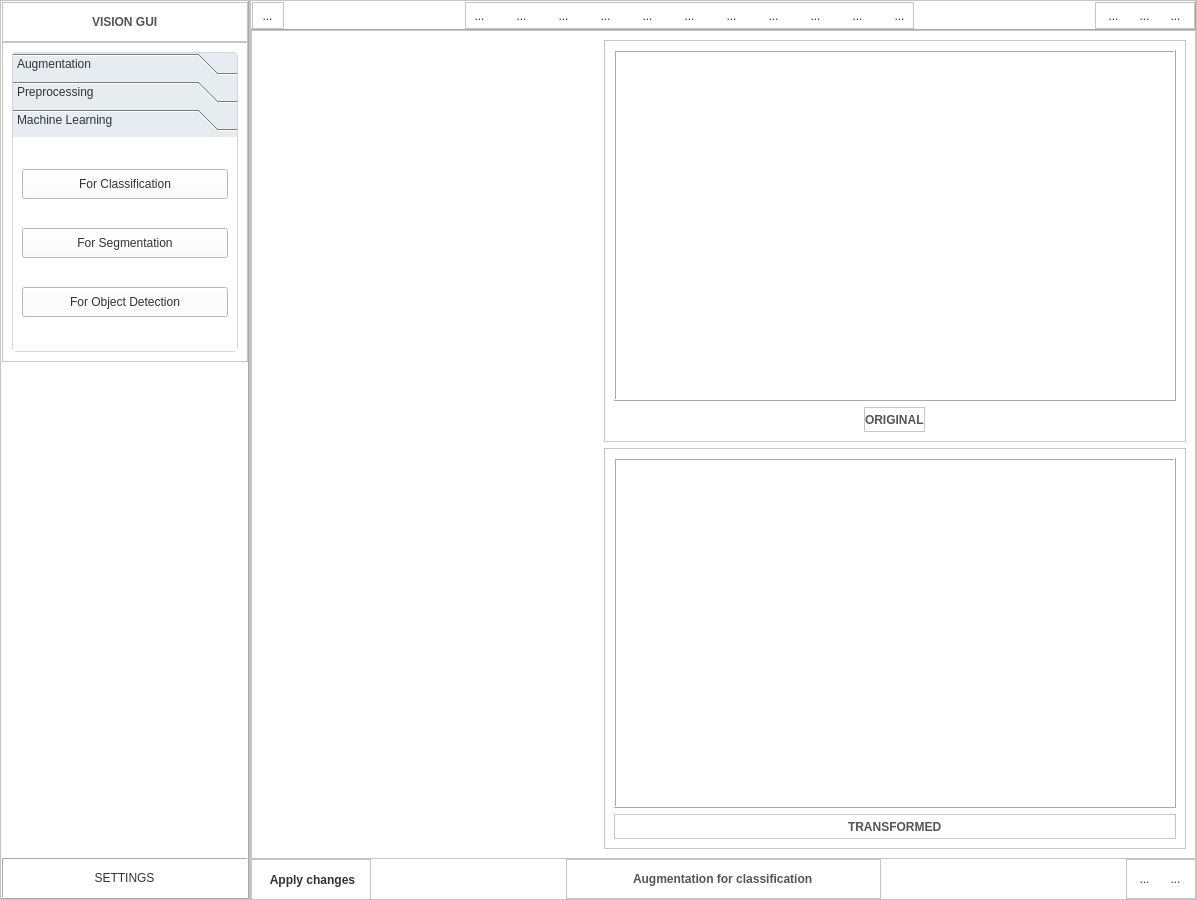
First picture: the form in main_ui.ui, repository huyhoang-mike/Vison_GUI, before the edit.
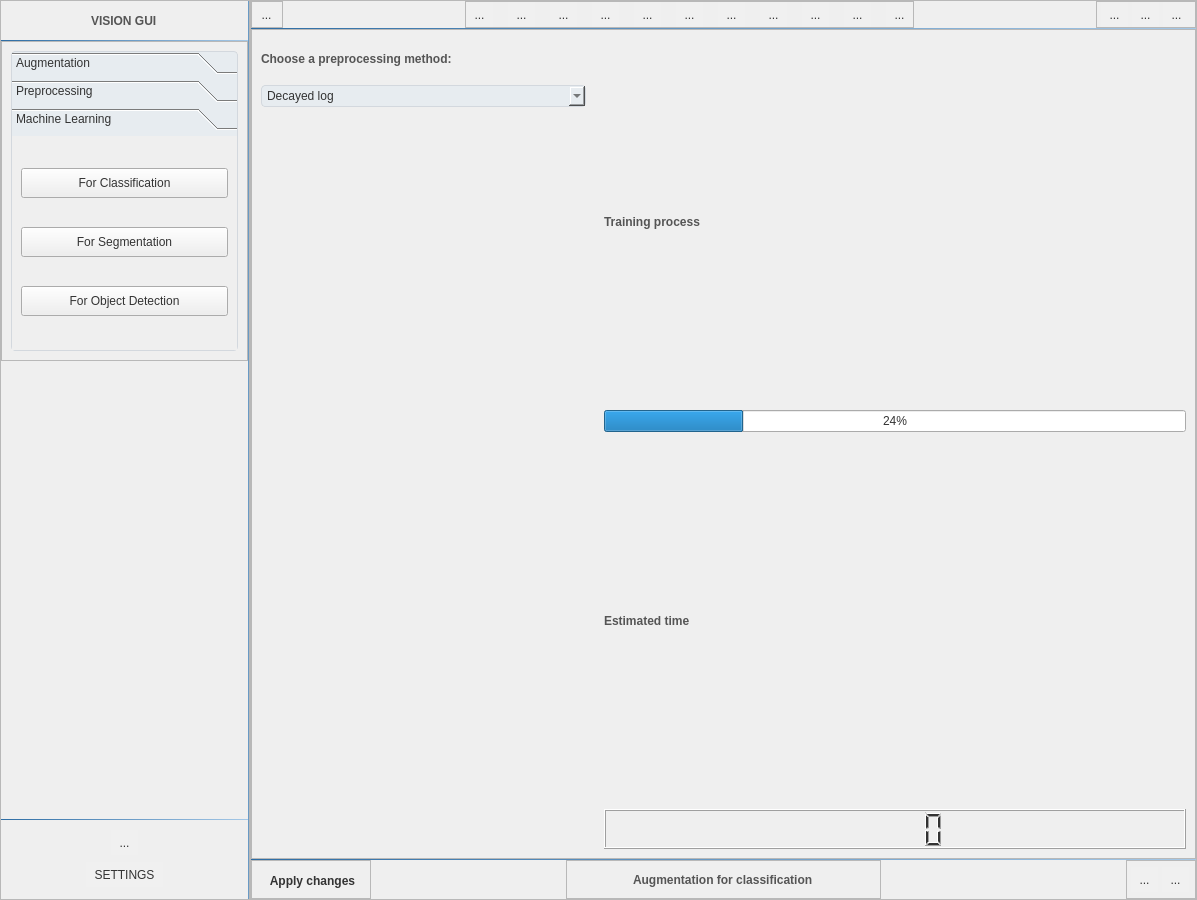
Second picture: the form after the edit. The open tabs and pages were chosen to show the change. Icons and pictures are not drawn.

```diff
--- a/main_ui.ui
+++ b/main_ui.ui
@@ -21,13 +21,36 @@
     font-size: 9pt;
     color: #333;
 }
-
 /* QLabel Styles for better visibility */
 QLabel {
     color: #555;
     font-weight: bold; /* Make labels stand out */
 }
 
+#result, #origin, #r_i_s_labels, #r_i_s_labels_2, #o_i_s_labels, #o_i_s_labels_2 {
+	border-top: 1px solid qlineargradient(x1:0, y1:0, x2:1, y2:0, stop:0 #2e6da4, stop:1 #a5c8e7); 
+	border-left: 1px solid qlineargradient(x1:0, y1:0, x2:1, y2:0, stop:0 #2e6da4, stop:1 #a5c8e7); 
+	border-right: 1px solid qlineargradient(x1:0, y1:0, x2:1, y2:0, stop:0 #2e6da4, stop:1 #a5c8e7); 
+	border-bottom: 1px solid qlineargradient(x1:0, y1:0, x2:1, y2:0, stop:0 #2e6da4, stop:1 #a5c8e7); 
+}
+#settings, #footer { 
+	border-top: 1px solid qlineargradient(x1:0, y1:0, x2:1, y2:0, stop:0 #2e6da4, stop:1 #a5c8e7); 
+	border-left: none; 
+	border-right: none; 
+	border-bottom: none; 
+}
+#titles, #toolbar { 
+	border-top: none; 
+	border-left: none; 
+	border-right: none; 
+	border-bottom: 1px solid qlineargradient(x1:0, y1:0, x2:1, y2:0, stop:0 #2e6da4, stop:1 #a5c8e7); 
+}
+#slide { 
+	border-top: none; 
+	border-left: none; 
+	border-right: 1px solid qlineargradient(x1:0, y1:0, x2:1, y2:0, stop:0 #2e6da4, stop:1 #a5c8e7); 
+	border-bottom: none; 
+}
 /* QGroupBox Styles for Augmentation and Transformation Boxes */
 QGroupBox {
     border: 1px solid #adb5bd;
@@ -35,7 +58,6 @@
     margin-top: 1ex; /* Space above the group box */
     padding: 10px; /* Padding inside the group box */
 }
-
 QGroupBox::title {
     subcontrol-origin: margin;
     subcontrol-position: top left; /* Position at the top left */
@@ -43,46 +65,33 @@
     background-color: #e9ecef;
     border-radius: 3px;
 }
-
 /* QToolButton Styles */
 QToolButton {
     background-color: #f0f0f0;
     border: none;
     padding: 4px;
 }
-
 QToolButton:hover {
     background-color: #e1e1e1;
 }
-
 /* QComboBox Styles */
 QComboBox {
     border: 1px solid #ccc;
     padding: 2px 5px;
 }
-
-/* QWidget Styles */
-QWidget {
-    background-color: #fff;
-}
-
 /* Specific Widget Styles */
-#toolBox, #comboBox {
+#toolBox, #comboBox, #comboBox_P {
     background-color: #e7ecf0;
     border: 1px solid #d3d8de;
     border-radius: 4px;
 }
-
 #apply_changes {
     border-radius: 4px;
     padding: 6px 12px;
 }
-
 #apply_changes:hover {
     background-color: #4a8cc7;
 }
-
-
 QSlider::groove:horizontal {
     background: qlineargradient(x1:0, y1:0, x2:1, y2:0, stop:0 #a5c8e7, stop:1 #a5c8e7);
     border: none;
@@ -98,13 +107,11 @@
     margin-bottom: -5px; /* Adjusted to only affect bottom margin */
     border-radius: 7px;
 }
-
 QSlider::add-page:horizontal {
     background: #a5c8e7;
     border: 1px solid #1e4f71;
     border-radius: 3px;
 }
-
 QSlider::sub-page:horizontal {
     background: qlineargradient(x1:0, y1:0, x2:1, y2:0, stop:0 #2e6da4, stop:1 #a5c8e7);
     border: 1px solid #1e4f71;
@@ -187,7 +194,7 @@
           </font>
          </property>
          <property name="frameShape">
-          <enum>QFrame::Panel</enum>
+          <enum>QFrame::StyledPanel</enum>
          </property>
          <property name="frameShadow">
           <enum>QFrame::Raised</enum>
@@ -215,7 +222,7 @@
            <number>0</number>
           </property>
           <item>
-           <widget class="QFrame" name="frame_4">
+           <widget class="QFrame" name="titles">
             <property name="minimumSize">
              <size>
               <width>0</width>
@@ -287,19 +294,17 @@
                 <string/>
                </property>
                <property name="styleSheet">
-                <string notr="true">
-
-	</string>
+                <string notr="true"/>
                </property>
                <property name="currentIndex">
-                <number>0</number>
+                <number>2</number>
                </property>
                <widget class="QWidget" name="Augmentation">
                 <property name="geometry">
                  <rect>
                   <x>0</x>
                   <y>0</y>
-                  <width>224</width>
+                  <width>225</width>
                   <height>208</height>
                  </rect>
                 </property>
@@ -383,7 +388,7 @@
                  <rect>
                   <x>0</x>
                   <y>0</y>
-                  <width>224</width>
+                  <width>225</width>
                   <height>208</height>
                  </rect>
                 </property>
@@ -461,7 +466,7 @@
                  <rect>
                   <x>0</x>
                   <y>0</y>
-                  <width>224</width>
+                  <width>225</width>
                   <height>208</height>
                  </rect>
                 </property>
@@ -546,7 +551,7 @@
            </widget>
           </item>
           <item>
-           <widget class="QFrame" name="frame_6">
+           <widget class="QFrame" name="settings">
             <property name="minimumSize">
              <size>
               <width>0</width>
@@ -556,34 +561,42 @@
             <property name="maximumSize">
              <size>
               <width>248</width>
-              <height>40</height>
+              <height>80</height>
              </size>
             </property>
+            <property name="styleSheet">
+             <string notr="true"/>
+            </property>
             <property name="frameShape">
-             <enum>QFrame::Panel</enum>
+             <enum>QFrame::StyledPanel</enum>
             </property>
             <property name="frameShadow">
-             <enum>QFrame::Sunken</enum>
+             <enum>QFrame::Raised</enum>
             </property>
             <property name="lineWidth">
-             <number>1</number>
+             <number>2</number>
             </property>
-            <layout class="QHBoxLayout" name="horizontalLayout_16">
-             <property name="spacing">
-              <number>0</number>
-             </property>
-             <property name="leftMargin">
-              <number>10</number>
-             </property>
-             <property name="topMargin">
-              <number>3</number>
-             </property>
-             <property name="rightMargin">
-              <number>10</number>
-             </property>
-             <property name="bottomMargin">
-              <number>3</number>
-             </property>
+            <property name="midLineWidth">
+             <number>0</number>
+            </property>
+            <layout class="QVBoxLayout" name="verticalLayout_4">
+             <item alignment="Qt::AlignHCenter">
+              <widget class="QToolButton" name="toolButton">
+               <property name="text">
+                <string>...</string>
+               </property>
+               <property name="icon">
+                <iconset resource="svg/icons.qrc">
+                 <normaloff>:/icons/bell-svgrepo-com.svg</normaloff>:/icons/bell-svgrepo-com.svg</iconset>
+               </property>
+               <property name="iconSize">
+                <size>
+                 <width>32</width>
+                 <height>32</height>
+                </size>
+               </property>
+              </widget>
+             </item>
              <item alignment="Qt::AlignHCenter">
               <widget class="QToolButton" name="setting">
                <property name="text">
@@ -658,7 +671,7 @@
           </size>
          </property>
          <property name="frameShape">
-          <enum>QFrame::Panel</enum>
+          <enum>QFrame::StyledPanel</enum>
          </property>
          <property name="frameShadow">
           <enum>QFrame::Raised</enum>
@@ -1135,9 +1148,73 @@
           <item>
            <widget class="QStackedWidget" name="transform_stack">
             <property name="currentIndex">
-             <number>1</number>
+             <number>2</number>
             </property>
-            <widget class="QWidget" name="preprocess"/>
+            <widget class="QWidget" name="preprocess">
+             <layout class="QVBoxLayout" name="verticalLayout_16">
+              <item>
+               <widget class="QLabel" name="label_18">
+                <property name="minimumSize">
+                 <size>
+                  <width>0</width>
+                  <height>40</height>
+                 </size>
+                </property>
+                <property name="text">
+                 <string>Choose a preprocessing method:</string>
+                </property>
+               </widget>
+              </item>
+              <item>
+               <widget class="QComboBox" name="comboBox_P">
+                <item>
+                 <property name="text">
+                  <string>Decayed log</string>
+                 </property>
+                </item>
+                <item>
+                 <property name="text">
+                  <string>Logarithm</string>
+                 </property>
+                </item>
+                <item>
+                 <property name="text">
+                  <string>Normalization</string>
+                 </property>
+                </item>
+                <item>
+                 <property name="text">
+                  <string>Centering</string>
+                 </property>
+                </item>
+                <item>
+                 <property name="text">
+                  <string>Scaling</string>
+                 </property>
+                </item>
+                <item>
+                 <property name="text">
+                  <string>Absolute</string>
+                 </property>
+                </item>
+                <item>
+                 <property name="text">
+                  <string>Detrend</string>
+                 </property>
+                </item>
+               </widget>
+              </item>
+              <item>
+               <widget class="QStackedWidget" name="stackedPreprocessing">
+                <widget class="QWidget" name="page"/>
+                <widget class="QWidget" name="page_3"/>
+                <widget class="QWidget" name="page_4"/>
+                <widget class="QWidget" name="page_5"/>
+                <widget class="QWidget" name="page_2"/>
+               </widget>
+              </item>
+             </layout>
+            </widget>
             <widget class="QWidget" name="augmentation">
              <layout class="QVBoxLayout" name="verticalLayout_9">
               <item>
@@ -1219,7 +1296,7 @@
               <item>
                <widget class="QStackedWidget" name="param_stack">
                 <property name="currentIndex">
-                 <number>3</number>
+                 <number>6</number>
                 </property>
                 <widget class="QWidget" name="crop">
                  <layout class="QVBoxLayout" name="verticalLayout_31">
@@ -1674,6 +1751,9 @@
                     </item>
                     <item>
                      <widget class="QSlider" name="width_resize">
+                      <property name="styleSheet">
+                       <string notr="true"/>
+                      </property>
                       <property name="orientation">
                        <enum>Qt::Horizontal</enum>
                       </property>
@@ -1729,13 +1809,54 @@
               </item>
              </layout>
             </widget>
-            <widget class="QWidget" name="MLmodel"/>
+            <widget class="QWidget" name="MLmodel">
+             <layout class="QVBoxLayout" name="verticalLayout_22">
+              <item>
+               <widget class="QLabel" name="label_19">
+                <property name="minimumSize">
+                 <size>
+                  <width>0</width>
+                  <height>40</height>
+                 </size>
+                </property>
+                <property name="text">
+                 <string>Hyperparameters:</string>
+                </property>
+               </widget>
+              </item>
+              <item>
+               <widget class="QComboBox" name="comboBox_2">
+                <item>
+                 <property name="text">
+                  <string>Epochs</string>
+                 </property>
+                </item>
+                <item>
+                 <property name="text">
+                  <string>Batch size</string>
+                 </property>
+                </item>
+                <item>
+                 <property name="text">
+                  <string>Learning rate</string>
+                 </property>
+                </item>
+               </widget>
+              </item>
+              <item>
+               <widget class="QStackedWidget" name="stackedWidget">
+                <widget class="QWidget" name="page_6"/>
+                <widget class="QWidget" name="page_7"/>
+               </widget>
+              </item>
+             </layout>
+            </widget>
            </widget>
           </item>
           <item>
            <widget class="QStackedWidget" name="display_stack">
             <property name="currentIndex">
-             <number>0</number>
+             <number>2</number>
             </property>
             <widget class="QWidget" name="obj_cls">
              <layout class="QVBoxLayout" name="verticalLayout_10">
@@ -1749,9 +1870,9 @@
                 </property>
                 <layout class="QVBoxLayout" name="verticalLayout_11">
                  <item>
-                  <widget class="QFrame" name="frame_10">
+                  <widget class="QFrame" name="origin">
                    <property name="frameShape">
-                    <enum>QFrame::Box</enum>
+                    <enum>QFrame::StyledPanel</enum>
                    </property>
                    <property name="frameShadow">
                     <enum>QFrame::Raised</enum>
@@ -1851,9 +1972,9 @@
                 </property>
                 <layout class="QVBoxLayout" name="verticalLayout_12">
                  <item>
-                  <widget class="QFrame" name="frame_13">
+                  <widget class="QFrame" name="result">
                    <property name="frameShape">
-                    <enum>QFrame::Box</enum>
+                    <enum>QFrame::StyledPanel</enum>
                    </property>
                    <property name="frameShadow">
                     <enum>QFrame::Raised</enum>
@@ -1984,16 +2105,16 @@
                      <number>10</number>
                     </property>
                     <item>
-                     <widget class="QFrame" name="frame_23">
+                     <widget class="QFrame" name="o_i_s_labels">
                       <property name="frameShape">
-                       <enum>QFrame::Box</enum>
+                       <enum>QFrame::StyledPanel</enum>
                       </property>
                       <property name="frameShadow">
                        <enum>QFrame::Raised</enum>
                       </property>
                       <layout class="QVBoxLayout" name="verticalLayout_18">
                        <item>
-                        <widget class="QLabel" name="img_original_s">
+                        <widget class="QLabel" name="o_i_s_label">
                          <property name="text">
                           <string/>
                          </property>
@@ -2006,16 +2127,16 @@
                      </widget>
                     </item>
                     <item>
-                     <widget class="QFrame" name="frame_24">
+                     <widget class="QFrame" name="o_i_s_labels_2">
                       <property name="frameShape">
-                       <enum>QFrame::Box</enum>
+                       <enum>QFrame::StyledPanel</enum>
                       </property>
                       <property name="frameShadow">
                        <enum>QFrame::Raised</enum>
                       </property>
                       <layout class="QVBoxLayout" name="verticalLayout_19">
                        <item>
-                        <widget class="QLabel" name="mask_original">
+                        <widget class="QLabel" name="o_i_s_label_2">
                          <property name="text">
                           <string/>
                          </property>
@@ -2120,16 +2241,16 @@
                      <number>10</number>
                     </property>
                     <item>
-                     <widget class="QFrame" name="frame_25">
+                     <widget class="QFrame" name="r_i_s_labels">
                       <property name="frameShape">
-                       <enum>QFrame::Box</enum>
+                       <enum>QFrame::StyledPanel</enum>
                       </property>
                       <property name="frameShadow">
                        <enum>QFrame::Raised</enum>
                       </property>
                       <layout class="QVBoxLayout" name="verticalLayout_20">
                        <item>
-                        <widget class="QLabel" name="img_result_s">
+                        <widget class="QLabel" name="r_i_s_label">
                          <property name="text">
                           <string/>
                          </property>
@@ -2142,16 +2263,16 @@
                      </widget>
                     </item>
                     <item>
-                     <widget class="QFrame" name="frame_26">
+                     <widget class="QFrame" name="r_i_s_labels_2">
                       <property name="frameShape">
-                       <enum>QFrame::Box</enum>
+                       <enum>QFrame::StyledPanel</enum>
                       </property>
                       <property name="frameShadow">
                        <enum>QFrame::Raised</enum>
                       </property>
                       <layout class="QVBoxLayout" name="verticalLayout_21">
                        <item>
-                        <widget class="QLabel" name="mask_result">
+                        <widget class="QLabel" name="r_i_s_label_2">
                          <property name="text">
                           <string/>
                          </property>
@@ -2218,6 +2339,47 @@
               </item>
              </layout>
             </widget>
+            <widget class="QWidget" name="ml_model">
+             <property name="maximumSize">
+              <size>
+               <width>16777215</width>
+               <height>16777215</height>
+              </size>
+             </property>
+             <layout class="QVBoxLayout" name="verticalLayout_26">
+              <item>
+               <widget class="QLabel" name="label_20">
+                <property name="text">
+                 <string>Training process</string>
+                </property>
+               </widget>
+              </item>
+              <item>
+               <widget class="QProgressBar" name="progressBar">
+                <property name="value">
+                 <number>24</number>
+                </property>
+               </widget>
+              </item>
+              <item>
+               <widget class="QLabel" name="label_21">
+                <property name="text">
+                 <string>Estimated time</string>
+                </property>
+               </widget>
+              </item>
+              <item>
+               <widget class="QLCDNumber" name="lcdNumber">
+                <property name="maximumSize">
+                 <size>
+                  <width>16777215</width>
+                  <height>40</height>
+                 </size>
+                </property>
+               </widget>
+              </item>
+             </layout>
+            </widget>
            </widget>
           </item>
          </layout>
@@ -2238,7 +2400,7 @@
           </size>
          </property>
          <property name="frameShape">
-          <enum>QFrame::NoFrame</enum>
+          <enum>QFrame::StyledPanel</enum>
          </property>
          <property name="frameShadow">
           <enum>QFrame::Raised</enum>
```
